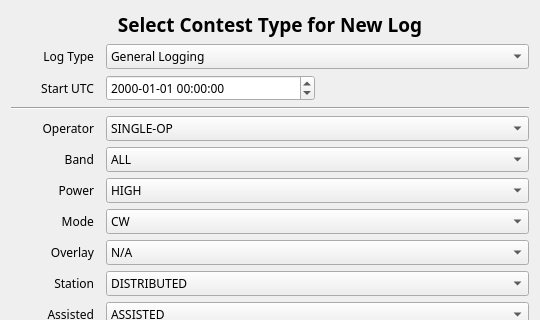
First picture: the form in not1mm/data/new_contest.ui, repository mbridak/not1mm, before the edit; both pictures show x 0 to 540 and y 0 to 320 of the 540 by 693 pixel window.
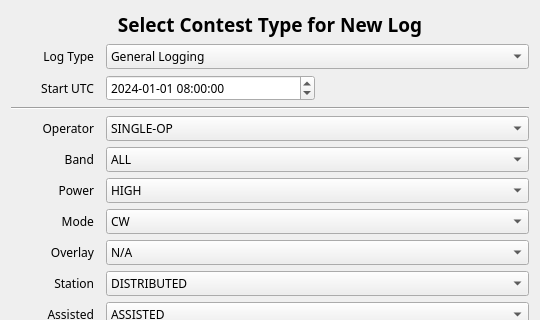
Second picture: the form after the edit.

Commit message: Add IARU Fieldday R1 CW and SSB

```diff
--- a/not1mm/data/new_contest.ui
+++ b/not1mm/data/new_contest.ui
@@ -364,9 +364,26 @@
      <property name="accessibleName">
       <string>Start of contest Date and U T C Time</string>
      </property>
+     <property name="dateTime">
+      <datetime>
+       <hour>8</hour>
+       <minute>0</minute>
+       <second>0</second>
+       <year>2024</year>
+       <month>1</month>
+       <day>1</day>
+      </datetime>
+     </property>
+     <property name="date">
+      <date>
+       <year>2024</year>
+       <month>1</month>
+       <day>1</day>
+      </date>
+     </property>
      <property name="time">
       <time>
-       <hour>0</hour>
+       <hour>8</hour>
        <minute>0</minute>
        <second>0</second>
       </time>
```
Left out of the diff: 10 changed lines with no effect on the pictures. The commit also changes 2 other files.
